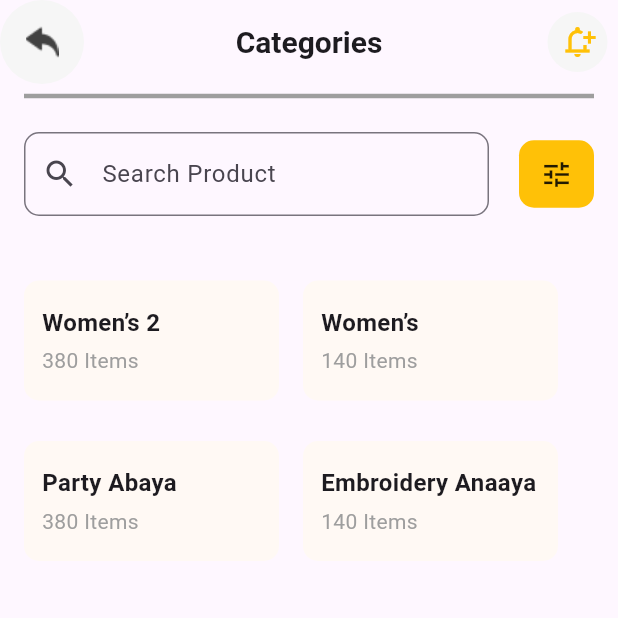
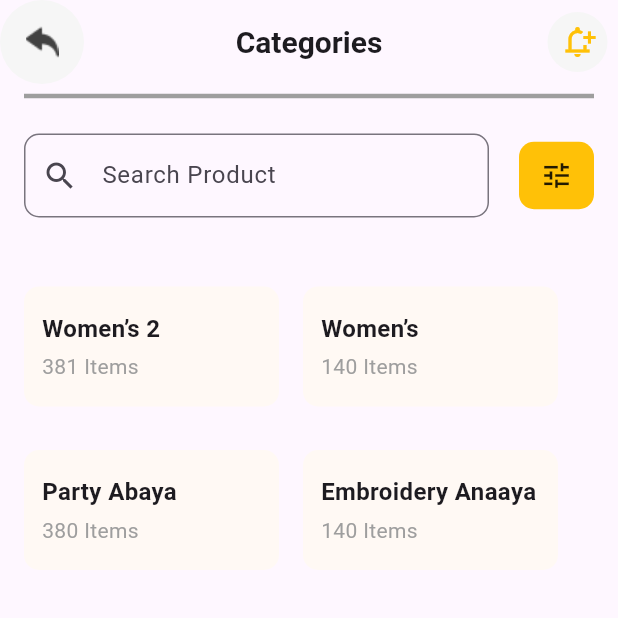
Before and after one commit to mdreja09/Dada-Project, a Flutter app: the Categories screen opened directly, on a phone screen of 412 x 824 dp, the top half of it. Run offline on Flutter 3.47's test engine with Material 3 defaults, Android fonts, the phone set to English and light mode, and no system bars; our stand-ins replace carousel_slider, curved_labeled_navigation_bar; missing offline and left inert: intl_mobile_field; key blocks and very long unbroken strings in the code were emptied for the run.

Commit message:
categoris

```diff
--- a/lib/Categories.dart
+++ b/lib/Categories.dart
@@ -42,7 +42,7 @@ class _CategoriesState extends State<Categories> {
           children: [
             Divider(thickness: 3, color: Colors.grey),
             Padding(
-              padding: const EdgeInsets.symmetric(vertical: 16),
+              padding: const EdgeInsets.symmetric(vertical: 17),
 
               // Search Box
               child: Row(
@@ -78,7 +78,7 @@ class _CategoriesState extends State<Categories> {
               child: Row(
                 children: [
                   Padding(
-                    padding: const EdgeInsets.symmetric(vertical: 10),
+                    padding: const EdgeInsets.symmetric(vertical: 12),
                     child: Column(
                       children: [
                         Row(
@@ -104,7 +104,7 @@ class _CategoriesState extends State<Categories> {
                                   ),
                                   SizedBox(height: 4),
                                   Text(
-                                    "380 Items",
+                                    "381 Items",
                                     style: TextStyle(color: Colors.grey),
                                   ),
                                 ],
```
